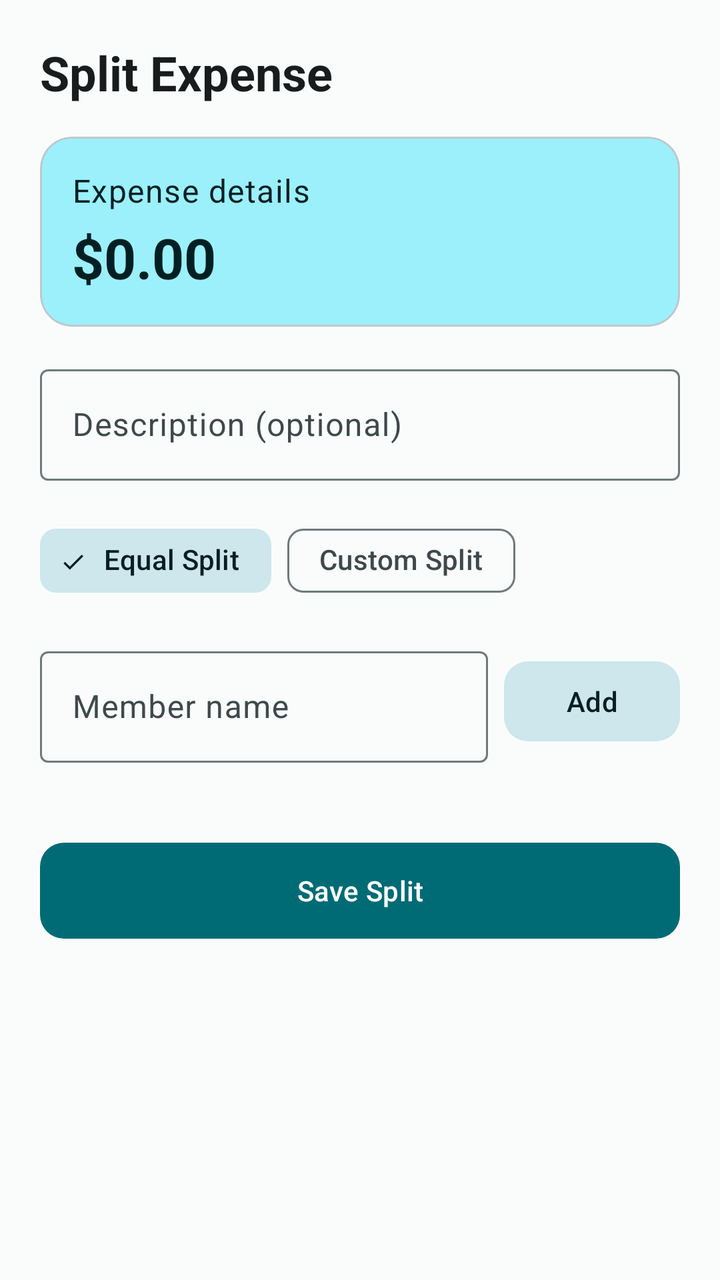
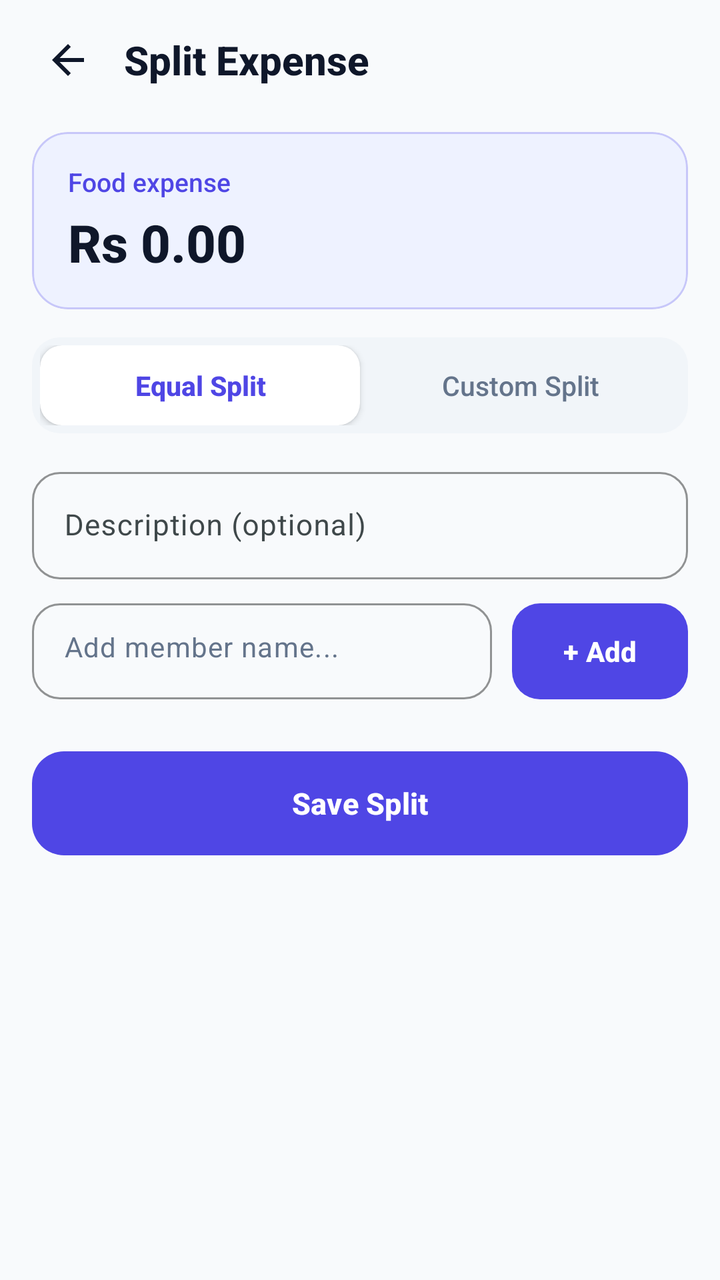

An Android layout rendered at two revisions. The XML below is the earlier revision; the diff shows what the commit changed to produce the second picture.
<!-- AndroidManifest.xml: application theme Theme.SpendWise -->
<!-- res/layout/fragment_split_expense.xml -->
<?xml version="1.0" encoding="utf-8"?>
<ScrollView
    xmlns:android="http://schemas.android.com/apk/res/android"
    xmlns:app="http://schemas.android.com/apk/res-auto"
    android:layout_width="match_parent"
    android:layout_height="match_parent"
    android:background="?android:colorBackground">

    <LinearLayout
        android:layout_width="match_parent"
        android:layout_height="wrap_content"
        android:orientation="vertical"
        android:padding="20dp">

        
        <TextView
            android:layout_width="wrap_content"
            android:layout_height="wrap_content"
            android:text="Split Expense"
            android:textAppearance="?attr/textAppearanceHeadlineSmall"
            android:textStyle="bold"
            android:textColor="?attr/colorOnSurface"/>

        
        <com.google.android.material.card.MaterialCardView
            android:layout_width="match_parent"
            android:layout_height="wrap_content"
            android:layout_marginTop="16dp"
            app:cardBackgroundColor="?attr/colorPrimaryContainer"
            app:cardCornerRadius="16dp"
            app:cardElevation="0dp">

            <LinearLayout
                android:layout_width="match_parent"
                android:layout_height="wrap_content"
                android:orientation="vertical"
                android:padding="16dp">

                <TextView
                    android:id="@+id/tv_split_expense_info"
                    android:layout_width="match_parent"
                    android:layout_height="wrap_content"
                    android:text="Expense details"
                    android:textAppearance="?attr/textAppearanceBodyLarge"
                    android:textColor="?attr/colorOnPrimaryContainer"/>

                <TextView
                    android:id="@+id/tv_split_total"
                    android:layout_width="match_parent"
                    android:layout_height="wrap_content"
                    android:layout_marginTop="4dp"
                    android:text="$0.00"
                    android:textAppearance="?attr/textAppearanceHeadlineMedium"
                    android:textStyle="bold"
                    android:textColor="?attr/colorOnPrimaryContainer"/>
            </LinearLayout>
        </com.google.android.material.card.MaterialCardView>

        
        <com.google.android.material.textfield.TextInputLayout
            android:layout_width="match_parent"
            android:layout_height="wrap_content"
            android:layout_marginTop="16dp"
            android:hint="Description (optional)"
            style="@style/Widget.Material3.TextInputLayout.OutlinedBox">

            <com.google.android.material.textfield.TextInputEditText
                android:id="@+id/et_split_description"
                android:layout_width="match_parent"
                android:layout_height="wrap_content"
                android:inputType="text"
                android:textAppearance="?attr/textAppearanceBodyLarge"/>
        </com.google.android.material.textfield.TextInputLayout>

        
        <com.google.android.material.chip.ChipGroup
            android:id="@+id/chip_group_split_type"
            android:layout_width="match_parent"
            android:layout_height="wrap_content"
            android:layout_marginTop="16dp"
            app:singleSelection="true"
            app:selectionRequired="true"
            app:chipSpacingHorizontal="8dp">

            <com.google.android.material.chip.Chip
                android:id="@+id/chip_equal"
                android:layout_width="wrap_content"
                android:layout_height="wrap_content"
                android:text="Equal Split"
                android:checked="true"
                style="@style/Widget.Material3.Chip.Filter"/>

            <com.google.android.material.chip.Chip
                android:id="@+id/chip_custom"
                android:layout_width="wrap_content"
                android:layout_height="wrap_content"
                android:text="Custom Split"
                style="@style/Widget.Material3.Chip.Filter"/>
        </com.google.android.material.chip.ChipGroup>

        
        <LinearLayout
            android:layout_width="match_parent"
            android:layout_height="wrap_content"
            android:orientation="horizontal"
            android:layout_marginTop="16dp"
            android:gravity="center_vertical">

            <com.google.android.material.textfield.TextInputLayout
                android:layout_width="0dp"
                android:layout_height="wrap_content"
                android:layout_weight="1"
                android:hint="Member name"
                style="@style/Widget.Material3.TextInputLayout.OutlinedBox">

                <com.google.android.material.textfield.TextInputEditText
                    android:id="@+id/et_member_name"
                    android:layout_width="match_parent"
                    android:layout_height="wrap_content"
                    android:inputType="textPersonName"
                    android:textAppearance="?attr/textAppearanceBodyLarge"/>
            </com.google.android.material.textfield.TextInputLayout>

            <com.google.android.material.button.MaterialButton
                android:id="@+id/btn_add_member"
                style="@style/Widget.Material3.Button.TonalButton"
                android:layout_width="wrap_content"
                android:layout_height="wrap_content"
                android:layout_marginStart="8dp"
                android:text="Add"
                app:cornerRadius="12dp"/>
        </LinearLayout>

        
        <androidx.recyclerview.widget.RecyclerView
            android:id="@+id/rv_members"
            android:layout_width="match_parent"
            android:layout_height="wrap_content"
            android:layout_marginTop="12dp"
            android:nestedScrollingEnabled="false"/>

        
        <com.google.android.material.button.MaterialButton
            android:id="@+id/btn_save_split"
            android:layout_width="match_parent"
            android:layout_height="56dp"
            android:layout_marginTop="24dp"
            android:text="Save Split"
            android:textAppearance="?attr/textAppearanceLabelLarge"
            app:cornerRadius="12dp"/>

    </LinearLayout>
</ScrollView>
<!-- resources referenced by this layout -->
<resources>
  <color name="primary">#006B75</color>
  <color name="onPrimary">#FFFFFF</color>
  <color name="primaryContainer">#9BF0FB</color>
  <color name="onPrimaryContainer">#002023</color>
  <color name="secondary">#4A6267</color>
  <color name="onSecondary">#FFFFFF</color>
  <color name="secondaryContainer">#CDE7EC</color>
  <color name="onSecondaryContainer">#051F23</color>
  <color name="tertiary">#EF875B</color>
  <color name="onTertiary">#FFFFFF</color>
  <color name="tertiaryContainer">#FFDBCC</color>
  <color name="onTertiaryContainer">#351000</color>
  <color name="background">#FAFCFC</color>
  <color name="onBackground">#191C1D</color>
  <color name="surface">#FAFCFC</color>
  <color name="onSurface">#191C1D</color>
  <color name="surfaceVariant">#DBE4E6</color>
  <color name="onSurfaceVariant">#3F484A</color>
  <color name="outline">#6F797A</color>
  <color name="outlineVariant">#BFC8CA</color>
  <color name="error">#BA1A1A</color>
  <color name="onError">#FFFFFF</color>
  <style name="Theme.SpendWise.BottomSheetDialog" parent="ThemeOverlay.Material3.BottomSheetDialog">
          <item name="bottomSheetStyle">@style/Widget.SpendWise.BottomSheet</item>
          <item name="android:windowIsFloating">false</item>
      </style>
  <style name="Widget.SpendWise.BottomSheet" parent="Widget.Material3.BottomSheet">
          <item name="shapeAppearance">@style/ShapeAppearance.SpendWise.BottomSheet</item>
          <item name="backgroundTint">@color/bg_surface</item>
      </style>
  <style name="ShapeAppearance.SpendWise.BottomSheet" parent="ShapeAppearance.Material3.Corner.Large">
          <item name="cornerSizeTopLeft">28dp</item>
          <item name="cornerSizeTopRight">28dp</item>
          <item name="cornerSizeBottomLeft">0dp</item>
          <item name="cornerSizeBottomRight">0dp</item>
      </style>
  <color name="bg_surface">#FFFFFF</color>
  <!-- unchanged entries left out for length: 1 -->
</resources>

<!-- the commit's change to res/layout/fragment_split_expense.xml (unified diff, before → after) -->
@@ -1,134 +1,225 @@
 <?xml version="1.0" encoding="utf-8"?>
-<ScrollView
+<androidx.core.widget.NestedScrollView
     xmlns:android="http://schemas.android.com/apk/res/android"
     xmlns:app="http://schemas.android.com/apk/res-auto"
     android:layout_width="match_parent"
     android:layout_height="match_parent"
-    android:background="?android:colorBackground">
+    android:background="@color/bg_screen"
+    android:clipToPadding="false"
+    android:paddingBottom="96dp">
 
     <LinearLayout
         android:layout_width="match_parent"
         android:layout_height="wrap_content"
-        android:orientation="vertical"
-        android:padding="20dp">
-
-        
-        <TextView
-            android:layout_width="wrap_content"
-            android:layout_height="wrap_content"
-            android:text="Split Expense"
-            android:textAppearance="?attr/textAppearanceHeadlineSmall"
-            android:textStyle="bold"
-            android:textColor="?attr/colorOnSurface"/>
+        android:orientation="vertical">
+
+        
+        <LinearLayout
+            android:layout_width="match_parent"
+            android:layout_height="wrap_content"
+            android:gravity="center_vertical"
+            android:orientation="horizontal"
+            android:paddingHorizontal="16dp"
+            android:paddingTop="12dp"
+            android:paddingBottom="4dp">
+
+            <ImageButton
+                android:id="@+id/btn_back"
+                android:layout_width="36dp"
+                android:layout_height="36dp"
+                android:background="?attr/selectableItemBackgroundBorderless"
+                android:contentDescription="Back"
+                android:scaleType="centerInside"
+                android:src="@drawable/ic_arrow_back"
+                android:tint="@color/text_primary"
+                app:tint="@color/text_primary" />
+
+            <TextView
+                android:layout_width="0dp"
+                android:layout_height="wrap_content"
+                android:layout_marginStart="10dp"
+                android:layout_weight="1"
+                android:ellipsize="end"
+                android:fontFamily="sans-serif-medium"
+                android:maxLines="1"
+                android:text="Split Expense"
+                android:textColor="@color/text_primary"
+                android:textSize="20sp"
+                android:textStyle="bold" />
+        </LinearLayout>
 
         
         <com.google.android.material.card.MaterialCardView
             android:layout_width="match_parent"
             android:layout_height="wrap_content"
-            android:layout_marginTop="16dp"
-            app:cardBackgroundColor="?attr/colorPrimaryContainer"
-            app:cardCornerRadius="16dp"
-            app:cardElevation="0dp">
+            android:layout_marginHorizontal="16dp"
+            android:layout_marginTop="14dp"
+            app:cardBackgroundColor="@color/brand_primary_container"
+            app:cardCornerRadius="18dp"
+            app:cardElevation="0dp"
+            app:strokeColor="#404F46E5"
+            app:strokeWidth="1dp">
 
             <LinearLayout
                 android:layout_width="match_parent"
                 android:layout_height="wrap_content"
                 android:orientation="vertical"
-                android:padding="16dp">
+                android:paddingHorizontal="18dp"
+                android:paddingVertical="16dp">
 
                 <TextView
                     android:id="@+id/tv_split_expense_info"
-                    android:layout_width="match_parent"
+                    android:layout_width="wrap_content"
                     android:layout_height="wrap_content"
-                    android:text="Expense details"
-                    android:textAppearance="?attr/textAppearanceBodyLarge"
-                    android:textColor="?attr/colorOnPrimaryContainer"/>
+                    android:fontFamily="sans-serif-medium"
+                    android:text="Food expense"
+                    android:textColor="@color/brand_primary"
+                    android:textSize="13sp" />
 
                 <TextView
                     android:id="@+id/tv_split_total"
-                    android:layout_width="match_parent"
+                    android:layout_width="wrap_content"
                     android:layout_height="wrap_content"
                     android:layout_marginTop="4dp"
-                    android:text="$0.00"
-                    android:textAppearance="?attr/textAppearanceHeadlineMedium"
-                    android:textStyle="bold"
-                    android:textColor="?attr/colorOnPrimaryContainer"/>
+                    android:fontFamily="sans-serif-medium"
+                    android:text="Rs 0.00"
+                    android:textColor="@color/text_primary"
+                    android:textSize="26sp"
+                    android:textStyle="bold" />
             </LinearLayout>
         </com.google.android.material.card.MaterialCardView>
 
         
+        <LinearLayout
+            android:id="@+id/layout_segmented_split"
+            android:layout_width="match_parent"
+            android:layout_height="48dp"
+            android:layout_marginHorizontal="16dp"
+            android:layout_marginTop="14dp"
+            android:background="@drawable/bg_segmented_container"
+            android:orientation="horizontal"
+            android:padding="4dp"
+            android:weightSum="2">
+
+            
+            <com.google.android.material.card.MaterialCardView
+                android:id="@+id/card_split_equal"
+                android:layout_width="0dp"
+                android:layout_height="match_parent"
+                android:layout_weight="1"
+                android:clickable="true"
+                android:focusable="true"
+                app:cardBackgroundColor="@color/bg_surface"
+                app:cardCornerRadius="11dp"
+                app:cardElevation="2dp"
+                app:strokeWidth="0dp">
+
+                <TextView
+                    android:id="@+id/tv_split_equal"
+                    android:layout_width="match_parent"
+                    android:layout_height="match_parent"
+                    android:fontFamily="sans-serif-medium"
+                    android:gravity="center"
+                    android:text="Equal Split"
+                    android:textColor="@color/brand_primary"
+                    android:textSize="13.5sp"
+                    android:textStyle="bold" />
+            </com.google.android.material.card.MaterialCardView>
+
+            
+            <com.google.android.material.card.MaterialCardView
+                android:id="@+id/card_split_custom"
+                android:layout_width="0dp"
+                android:layout_height="match_parent"
+                android:layout_weight="1"
+                android:clickable="true"
+                android:focusable="true"
+                app:cardBackgroundColor="@android:color/transparent"
+                app:cardCornerRadius="11dp"
+                app:cardElevation="0dp"
+                app:strokeWidth="0dp">
+
+                <TextView
+                    android:id="@+id/tv_split_custom"
+                    android:layout_width="match_parent"
+                    android:layout_height="match_parent"
+                    android:fontFamily="sans-serif-medium"
+                    android:gravity="center"
+                    android:text="Custom Split"
+                    android:textColor="@color/text_secondary"
+                    android:textSize="13.5sp" />
+            </com.google.android.material.card.MaterialCardView>
+        </LinearLayout>
+
+        
         <com.google.android.material.textfield.TextInputLayout
             android:layout_width="match_parent"
             android:layout_height="wrap_content"
-            android:layout_marginTop="16dp"
+            android:layout_marginHorizontal="16dp"
+            android:layout_marginTop="14dp"
             android:hint="Description (optional)"
-            style="@style/Widget.Material3.TextInputLayout.OutlinedBox">
+            style="@style/Widget.Material3.TextInputLayout.OutlinedBox"
+            app:boxCornerRadiusBottomEnd="14dp"
+            app:boxCornerRadiusBottomStart="14dp"
+            app:boxCornerRadiusTopEnd="14dp"
+            app:boxCornerRadiusTopStart="14dp"
+            app:boxStrokeColor="@color/stroke_subtle">
 
             <com.google.android.material.textfield.TextInputEditText
                 android:id="@+id/et_split_description"
                 android:layout_width="match_parent"
                 android:layout_height="wrap_content"
                 android:inputType="text"
-                android:textAppearance="?attr/textAppearanceBodyLarge"/>
+                android:textColor="@color/text_primary"
+                android:textSize="14.5sp" />
         </com.google.android.material.textfield.TextInputLayout>
 
         
-        <com.google.android.material.chip.ChipGroup
-            android:id="@+id/chip_group_split_type"
-            android:layout_width="match_parent"
-            android:layout_height="wrap_content"
-            android:layout_marginTop="16dp"
-            app:singleSelection="true"
-            app:selectionRequired="true"
-            app:chipSpacingHorizontal="8dp">
-
-            <com.google.android.material.chip.Chip
-                android:id="@+id/chip_equal"
-                android:layout_width="wrap_content"
-                android:layout_height="wrap_content"
-                android:text="Equal Split"
-                android:checked="true"
-                style="@style/Widget.Material3.Chip.Filter"/>
-
-            <com.google.android.material.chip.Chip
-                android:id="@+id/chip_custom"
-                android:layout_width="wrap_content"
-                android:layout_height="wrap_content"
-                android:text="Custom Split"
-                style="@style/Widget.Material3.Chip.Filter"/>
-        </com.google.android.material.chip.ChipGroup>
-
-        
         <LinearLayout
             android:layout_width="match_parent"
             android:layout_height="wrap_content"
-            android:orientation="horizontal"
-            android:layout_marginTop="16dp"
-            android:gravity="center_vertical">
+            android:layout_marginHorizontal="16dp"
+            android:layout_marginTop="12dp"
+            android:gravity="center_vertical"
+            android:orientation="horizontal">
 
             <com.google.android.material.textfield.TextInputLayout
                 android:layout_width="0dp"
                 android:layout_height="wrap_content"
                 android:layout_weight="1"
-                android:hint="Member name"
-                style="@style/Widget.Material3.TextInputLayout.OutlinedBox">
+                style="@style/Widget.Material3.TextInputLayout.OutlinedBox"
+                app:hintEnabled="false"
+                app:boxCornerRadiusBottomEnd="14dp"
+                app:boxCornerRadiusBottomStart="14dp"
+                app:boxCornerRadiusTopEnd="14dp"
+                app:boxCornerRadiusTopStart="14dp"
+                app:boxStrokeColor="@color/stroke_subtle">
 
                 <com.google.android.material.textfield.TextInputEditText
                     android:id="@+id/et_member_name"
                     android:layout_width="match_parent"
-                    android:layout_height="wrap_content"
+                    android:layout_height="48dp"
+                    android:hint="Add member name..."
                     android:inputType="textPersonName"
-                    android:textAppearance="?attr/textAppearanceBodyLarge"/>
+                    android:textColor="@color/text_primary"
+                    android:textColorHint="@color/text_secondary"
+                    android:textSize="14sp" />
             </com.google.android.material.textfield.TextInputLayout>
 
             <com.google.android.material.button.MaterialButton
                 android:id="@+id/btn_add_member"
-                style="@style/Widget.Material3.Button.TonalButton"
                 android:layout_width="wrap_content"
-                android:layout_height="wrap_content"
-                android:layout_marginStart="8dp"
-                android:text="Add"
-                app:cornerRadius="12dp"/>
+                android:layout_height="48dp"
+                android:layout_marginStart="10dp"
+                android:fontFamily="sans-serif-medium"
+                android:insetBottom="0dp"
+                android:insetTop="0dp"
+                android:text="+ Add"
+                android:textColor="#FFFFFF"
+                android:textSize="14sp"
+                android:textStyle="bold"
+                app:backgroundTint="@color/brand_primary"
+                app:cornerRadius="14dp" />
         </LinearLayout>
 
         
@@ -136,18 +227,26 @@
             android:id="@+id/rv_members"
             android:layout_width="match_parent"
             android:layout_height="wrap_content"
-            android:layout_marginTop="12dp"
-            android:nestedScrollingEnabled="false"/>
+            android:layout_marginHorizontal="16dp"
+            android:layout_marginTop="8dp"
+            android:nestedScrollingEnabled="false" />
 
         
         <com.google.android.material.button.MaterialButton
             android:id="@+id/btn_save_split"
             android:layout_width="match_parent"
-            android:layout_height="56dp"
-            android:layout_marginTop="24dp"
+            android:layout_height="52dp"
+            android:layout_marginHorizontal="16dp"
+            android:layout_marginTop="18dp"
+            android:fontFamily="sans-serif-medium"
+            android:insetBottom="0dp"
+            android:insetTop="0dp"
             android:text="Save Split"
-            android:textAppearance="?attr/textAppearanceLabelLarge"
-            app:cornerRadius="12dp"/>
+            android:textColor="#FFFFFF"
+            android:textSize="15sp"
+            android:textStyle="bold"
+            app:backgroundTint="@color/brand_primary"
+            app:cornerRadius="16dp" />
 
     </LinearLayout>
-</ScrollView>
+</androidx.core.widget.NestedScrollView>
<!-- resource entries referenced after the edit -->
@@ -1,5 +1,6 @@
 <!-- resources referenced by this layout -->
 <resources>
+  <color name="bg_screen">#F8FAFC</color>
   <color name="primary">#006B75</color>
   <color name="onPrimary">#FFFFFF</color>
   <color name="primaryContainer">#9BF0FB</color>
@@ -37,6 +38,29 @@
           <item name="cornerSizeBottomRight">0dp</item>
       </style>
   <color name="bg_surface">#FFFFFF</color>
+  <color name="brand_primary">#4F46E5</color>
+  <color name="brand_primary_container">#EEF2FF</color>
+  <color name="stroke_subtle">#E2E8F0</color>
+  <color name="text_primary">#0F172A</color>
+  <color name="text_secondary">#64748B</color>
+  <!-- drawable bg_segmented_container (drawable) -->
+  <?xml version="1.0" encoding="utf-8"?>
+  <shape xmlns:android="http://schemas.android.com/apk/res/android"
+      android:shape="rectangle">
+      <corners android:radius="14dp"/>
+      <solid android:color="@color/bg_surface_subtle"/>
+  </shape>
+  <!-- drawable ic_arrow_back (drawable) -->
+  <vector xmlns:android="http://schemas.android.com/apk/res/android"
+      android:width="24dp"
+      android:height="24dp"
+      android:viewportWidth="24"
+      android:viewportHeight="24">
+      <path
+          android:fillColor="@android:color/white"
+          android:pathData="M20,11H7.83l5.59,-5.59L12,4l-8,8 8,8 1.41,-1.41L7.83,13H20v-2z"/>
+  </vector>
+  <color name="bg_surface_subtle">#F1F5F9</color>
   <!-- unchanged entries left out for length: 1 -->
 </resources>
 
